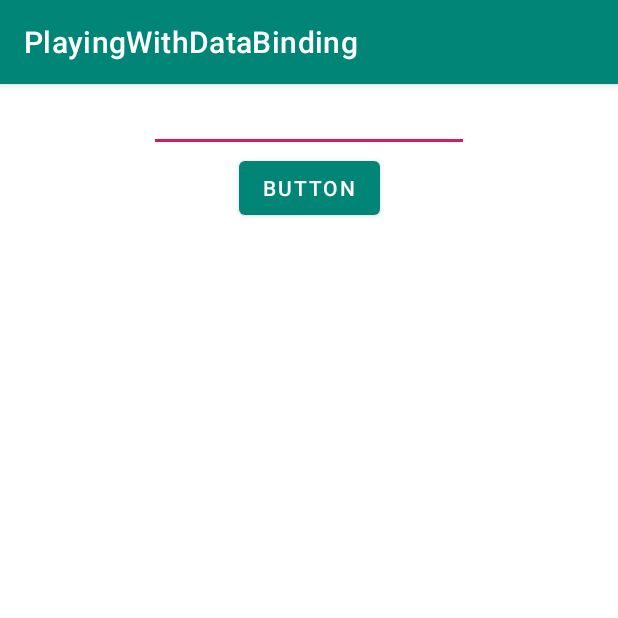
After one commit to Iamsdt/PlayingWithDataBinding, an Android app: the ArchComActivity screen opened directly, with no data from a screen before it, on a phone screen of 412 x 824 dp, the top half of it. The commit adds this screen. Run offline under Robolectric (Android 15) with nearby library versions, the phone set to English and light mode, and no system bars; our stand-ins replace Timber, data binding.

Commit message:
arch component
Took 47 minutes

```diff
--- a/app/build.gradle
+++ b/app/build.gradle
@@ -50,4 +50,9 @@ dependencies {
     //error handler
     implementation 'com.github.RohitSurwase.UCE-Handler:uce_handler:1.3'
     implementation 'com.jakewharton.timber:timber:4.7.1'
+
+    def lifecycle_version = "2.0.0"
+
+    // ViewModel and LiveData
+    implementation "androidx.lifecycle:lifecycle-extensions:$lifecycle_version"
 }
--- a/app/src/main/AndroidManifest.xml
+++ b/app/src/main/AndroidManifest.xml
@@ -12,6 +12,8 @@
             android:roundIcon="@mipmap/ic_launcher_round"
             android:supportsRtl="true"
             android:theme="@style/AppTheme">
+        <activity android:name=".ArchComActivity">
+        </activity>
         <activity android:name=".BindingAdapterActivity">
         </activity>
         <activity android:name=".ExpersionActivity">
--- /dev/null
+++ b/app/src/main/java/com/iamsdt/playingwithdatabinding/ArchComActivity.kt
@@ -0,0 +1,25 @@
+package com.iamsdt.playingwithdatabinding
+
+import androidx.appcompat.app.AppCompatActivity
+import android.os.Bundle
+import androidx.databinding.DataBindingUtil
+import androidx.lifecycle.ViewModelProvider
+import androidx.lifecycle.ViewModelProviders
+import com.iamsdt.playingwithdatabinding.databinding.ActivityArchComBinding
+
+class ArchComActivity : AppCompatActivity() {
+
+    lateinit var binding: ActivityArchComBinding
+
+
+    val vm: MyViewModel by lazy {
+        ViewModelProviders.of(this).get(MyViewModel::class.java)
+    }
+
+    override fun onCreate(savedInstanceState: Bundle?) {
+        super.onCreate(savedInstanceState)
+        binding = DataBindingUtil.setContentView(this, R.layout.activity_arch_com)
+        binding.lifecycleOwner = this
+        binding.model = vm
+    }
+}
--- a/app/src/main/java/com/iamsdt/playingwithdatabinding/MainActivity.kt
+++ b/app/src/main/java/com/iamsdt/playingwithdatabinding/MainActivity.kt
@@ -15,6 +15,6 @@ class MainActivity : AppCompatActivity() {
         binding = DataBindingUtil.setContentView(this, R.layout.activity_main)
         val model = MyModel(listOf("", "Trafder", "", "", ""))
         binding.model = model
-        nextActivity<BindingAdapterActivity>()
+        nextActivity<ArchComActivity>()
     }
 }
--- a/app/src/main/java/com/iamsdt/playingwithdatabinding/MyApp.kt
+++ b/app/src/main/java/com/iamsdt/playingwithdatabinding/MyApp.kt
@@ -9,9 +9,8 @@ class MyApp : Application() {
 
     override fun onCreate() {
         super.onCreate()
-
+        Timber.plant(Timber.DebugTree())
         UCEHandler.Builder(this).build()
-        Timber.plant(DebugLogTree())
     }
 
 }
--- /dev/null
+++ b/app/src/main/res/layout/activity_arch_com.xml
@@ -0,0 +1,42 @@
+<?xml version="1.0" encoding="utf-8"?>
+
+<layout
+        xmlns:android="http://schemas.android.com/apk/res/android"
+        xmlns:tools="http://schemas.android.com/tools"
+        xmlns:app="http://schemas.android.com/apk/res-auto">
+
+    <data>
+        <variable name="model"
+                  type="com.iamsdt.playingwithdatabinding.MyViewModel"/>
+    </data>
+
+    <androidx.constraintlayout.widget.ConstraintLayout
+            android:layout_width="match_parent"
+            android:layout_height="match_parent"
+            tools:context=".ArchComActivity">
+
+        <TextView
+                android:text="@{model.name ?? `Default Value`}"
+                android:layout_width="wrap_content"
+                android:layout_height="wrap_content"
+                android:id="@+id/textView10" app:layout_constraintEnd_toEndOf="parent"
+                app:layout_constraintStart_toStartOf="parent" app:layout_constraintBottom_toBottomOf="parent"
+                app:layout_constraintTop_toTopOf="parent"/>
+        <androidx.appcompat.widget.AppCompatEditText
+                android:layout_width="wrap_content"
+                android:layout_height="wrap_content"
+                android:inputType="textPersonName"
+                android:afterTextChanged="@{(edtitable)->model.saveValue(edtitable)}"
+                android:ems="10"
+                android:id="@+id/editText" app:layout_constraintTop_toTopOf="parent"
+                app:layout_constraintEnd_toEndOf="parent" app:layout_constraintStart_toStartOf="parent"/>
+        <Button
+                android:text="Button"
+                android:onClick="@{(view) -> model.btn_click()}"
+                android:layout_width="wrap_content"
+                android:layout_height="wrap_content"
+                android:id="@+id/button5" app:layout_constraintEnd_toEndOf="parent"
+                app:layout_constraintStart_toStartOf="parent"
+                android:layout_marginBottom="24dp" app:layout_constraintTop_toBottomOf="@+id/editText"/>
+    </androidx.constraintlayout.widget.ConstraintLayout>
+</layout>
```
Also changed, not shown: app/src/main/java/com/iamsdt/playingwithdatabinding/MyViewModel.kt (added, +35 -0 lines).
